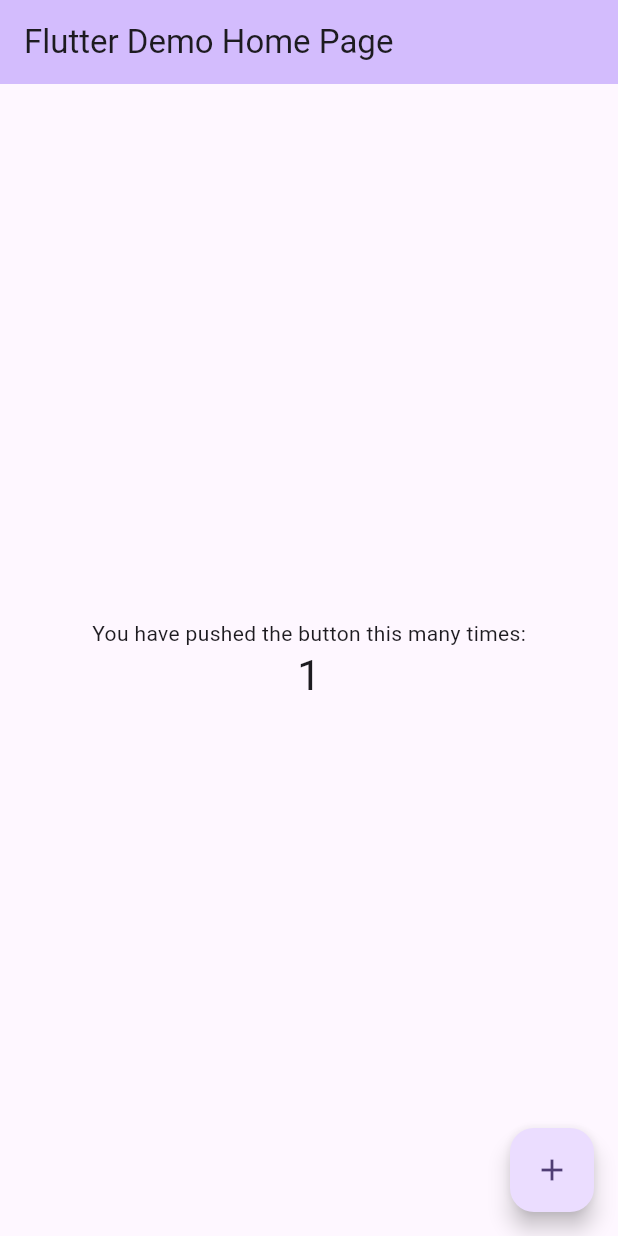
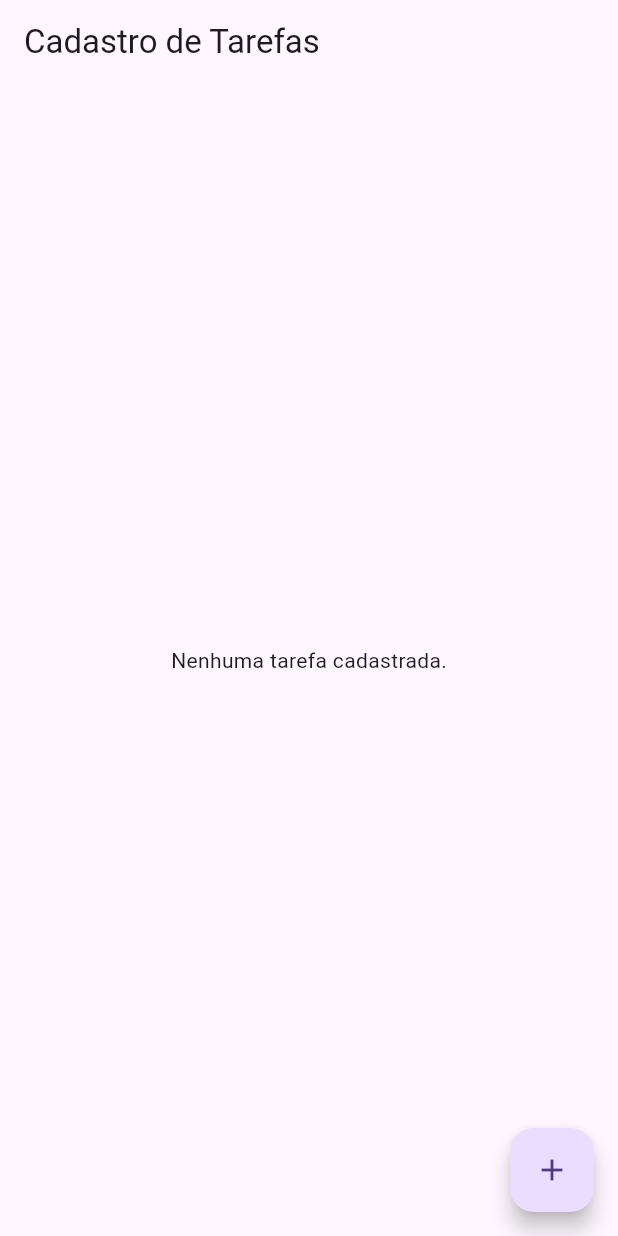
Before and after one commit to Csr429/subMobile, a Flutter app: the screen it shows after launch, after a tap on the "add" icon, on a phone screen of 412 x 824 dp. Run offline on Flutter 3.47's test engine with Material 3 defaults, Android fonts, the light colour scheme and no system bars; our stand-ins replace sqflite; accounts and stored records are empty.

Commit message:
banco de dados

```diff
--- a/p2/lib/main.dart
+++ b/p2/lib/main.dart
@@ -1,120 +1,97 @@
 import 'package:flutter/material.dart';
+import 'package:sqflite/sqflite.dart';
+import 'package:path/path.dart' as path;
 
 void main() {
+  WidgetsFlutterBinding.ensureInitialized();
   runApp(const MyApp());
 }
+
+
+Future<Database> createDatabase() async {
+  final databasePath = await getDatabasesPath();
+  final dbPath = path.join(databasePath, '202310010e202310105.db');
+
+  print('DB DIR: $databasePath');
+  print('DB PATH: $dbPath');
+
+  return openDatabase(
+    dbPath,
+    version: 1,
+    onCreate: (db, _) async {
+      await db.execute('''
+        CREATE TABLE tarefas (
+          id INTEGER PRIMARY KEY AUTOINCREMENT,
+          titulo TEXT,
+          descricao TEXT,
+          prioridade TEXT,
+          status TEXT,
+          dataAgendamento TEXT,
+          criadoEm TEXT
+        )
+      ''');
+    },
+  );
+}
+
 
 class MyApp extends StatelessWidget {
   const MyApp({super.key});
 
-  // This widget is the root of your application.
   @override
   Widget build(BuildContext context) {
-    return MaterialApp(
-      title: 'Flutter Demo',
-      theme: ThemeData(
-        // This is the theme of your application.
-        //
-        // TRY THIS: Try running your application with "flutter run". You'll see
-        // the application has a purple toolbar. Then, without quitting the app,
-        // try changing the seedColor in the colorScheme below to Colors.green
-        // and then invoke "hot reload" (save your changes or press the "hot
-        // reload" button in a Flutter-supported IDE, or press "r" if you used
-        // the command line to start the app).
-        //
-        // Notice that the counter didn't reset back to zero; the application
-        // state is not lost during the reload. To reset the state, use hot
-        // restart instead.
-        //
-        // This works for code too, not just values: Most code changes can be
-        // tested with just a hot reload.
-        colorScheme: .fromSeed(seedColor: Colors.deepPurple),
-      ),
-      home: const MyHomePage(title: 'Flutter Demo Home Page'),
+    return const MaterialApp(
+      debugShowCheckedModeBanner: false,
+      title: 'Cadastro de Tarefas',
+      home: TarefasPage(),
     );
   }
 }
 
-class MyHomePage extends StatefulWidget {
-  const MyHomePage({super.key, required this.title});
-
-  // This widget is the home page of your application. It is stateful, meaning
-  // that it has a State object (defined below) that contains fields that affect
-  // how it looks.
-
-  // This class is the configuration for the state. It holds the values (in this
-  // case the title) provided by the parent (in this case the App widget) and
-  // used by the build method of the State. Fields in a Widget subclass are
-  // always marked "final".
-
-  final String title;
+class TarefasPage extends StatefulWidget {
+  const TarefasPage({super.key});
 
   @override
-  State<MyHomePage> createState() => _MyHomePageState();
+  State<TarefasPage> createState() => _TarefasPageState();
 }
 
-class _MyHomePageState extends State<MyHomePage> {
-  int _counter = 0;
+class _TarefasPageState extends State<TarefasPage> {
+  Database? db;
+  List<Map<String, dynamic>> tarefas = [];
 
-  void _incrementCounter() {
-    setState(() {
-      // This call to setState tells the Flutter framework that something has
-      // changed in this State, which causes it to rerun the build method below
-      // so that the display can reflect the updated values. If we changed
-      // _counter without calling setState(), then the build method would not be
-      // called again, and so nothing would appear to happen.
-      _counter++;
-    });
+  @override
+  void initState() {
+    super.initState();
+    _openDb();
+  }
+
+  Future<void> _openDb() async {
+    db = await createDatabase();
+    // Banco criado, mas ainda não há CRUD; lista fica vazia
+    if (mounted) setState(() => tarefas = []);
   }
 
   @override
   Widget build(BuildContext context) {
-    // This method is rerun every time setState is called, for instance as done
-    // by the _incrementCounter method above.
-    //
-    // The Flutter framework has been optimized to make rerunning build methods
-    // fast, so that you can just rebuild anything that needs updating rather
-    // than having to individually change instances of widgets.
     return Scaffold(
       appBar: AppBar(
-        // TRY THIS: Try changing the color here to a specific color (to
-        // Colors.amber, perhaps?) and trigger a hot reload to see the AppBar
-        // change color while the other colors stay the same.
-        backgroundColor: Theme.of(context).colorScheme.inversePrimary,
-        // Here we take the value from the MyHomePage object that was created by
-        // the App.build method, and use it to set our appbar title.
-        title: Text(widget.title),
+        title: const Text('Cadastro de Tarefas'),
       ),
-      body: Center(
-        // Center is a layout widget. It takes a single child and positions it
-        // in the middle of the parent.
-        child: Column(
-          // Column is also a layout widget. It takes a list of children and
-          // arranges them vertically. By default, it sizes itself to fit its
-          // children horizontally, and tries to be as tall as its parent.
-          //
-          // Column has various properties to control how it sizes itself and
-          // how it positions its children. Here we use mainAxisAlignment to
-          // center the children vertically; the main axis here is the vertical
-          // axis because Columns are vertical (the cross axis would be
-          // horizontal).
-          //
-          // TRY THIS: Invoke "debug painting" (choose the "Toggle Debug Paint"
-          // action in the IDE, or press "p" in the console), to see the
-          // wireframe for each widget.
-          mainAxisAlignment: .center,
-          children: [
-            const Text('You have pushed the button this many times:'),
-            Text(
-              '$_counter',
-              style: Theme.of(context).textTheme.headlineMedium,
+      body: tarefas.isEmpty
+          ? const Center(child: Text('Nenhuma tarefa cadastrada.'))
+          : ListView.builder(
+              itemCount: tarefas.length,
+              itemBuilder: (context, i) {
+                final tarefa = tarefas[i];
+                return ListTile(
+                  title: Text(tarefa['titulo'] ?? ''),
+                );
+              },
             ),
-          ],
-        ),
-      ),
       floatingActionButton: FloatingActionButton(
-        onPressed: _incrementCounter,
-        tooltip: 'Increment',
+        onPressed: () {
+          // CRUD ainda não implementado
+        },
         child: const Icon(Icons.add),
       ),
     );
--- a/p2/pubspec.yaml
+++ b/p2/pubspec.yaml
@@ -34,6 +34,9 @@ dependencies:
   # The following adds the Cupertino Icons font to your application.
   # Use with the CupertinoIcons class for iOS style icons.
   cupertino_icons: ^1.0.8
+  sqflite: ^2.4.2
+  path: ^1.9.1
+  intl: ^0.20.2
 
 dev_dependencies:
   flutter_test:
```
Also changed, not shown: p2/pubspec.lock, 1 other file.
